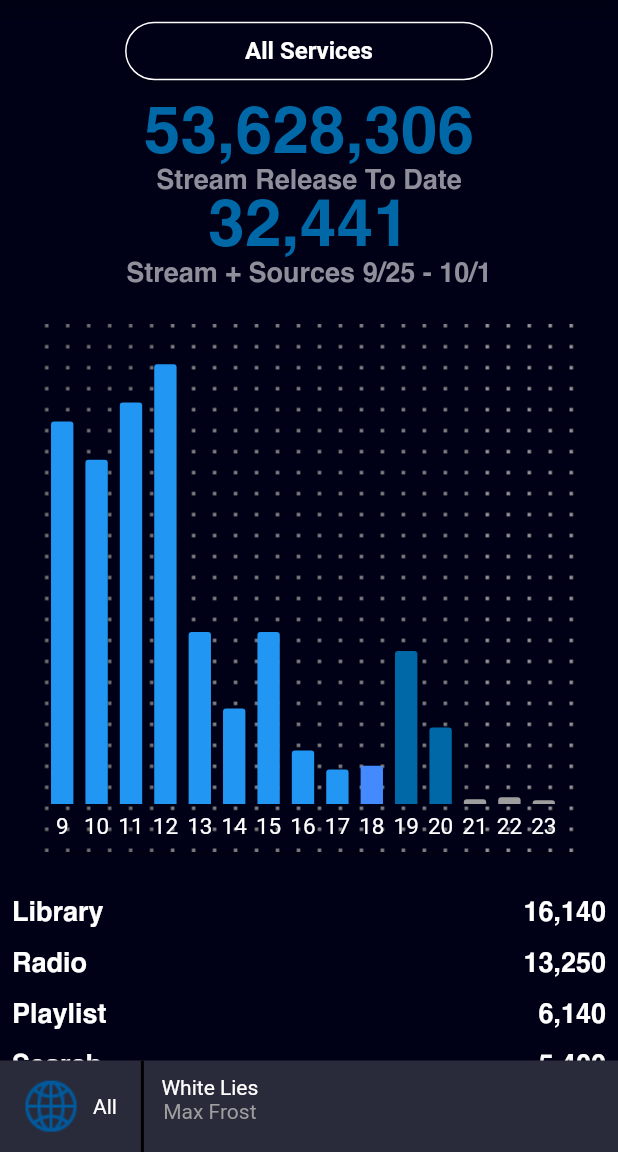
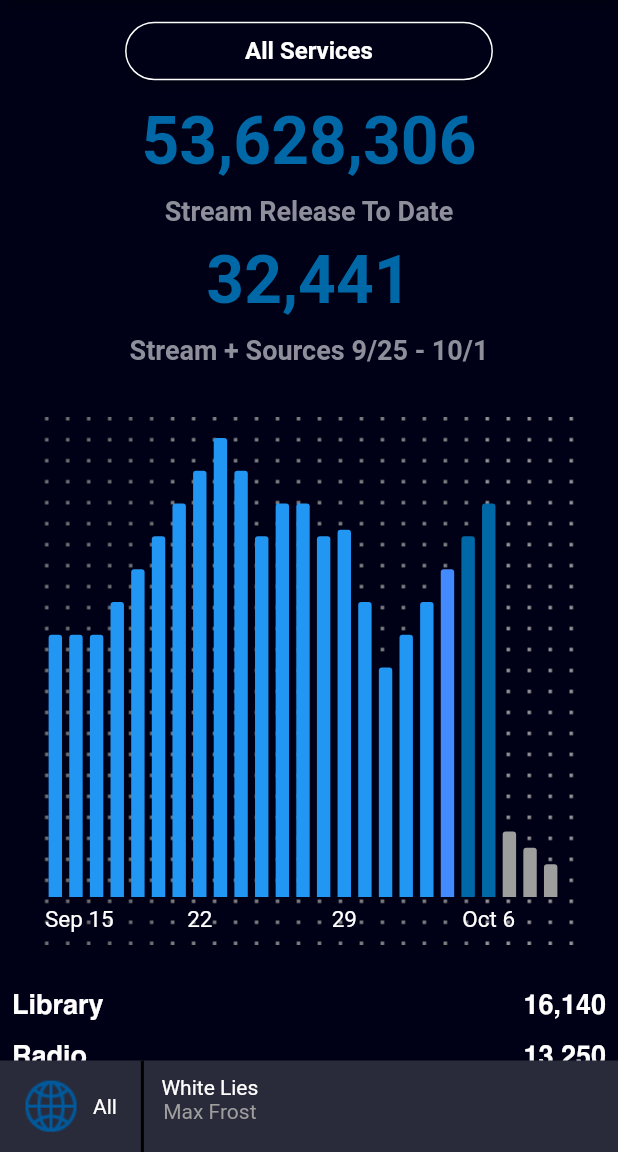
Before and after one commit to rs00332862/WMG_Demo, a Flutter app: the screen it shows after launch, on a phone screen of 412 x 824 dp, the part 84-1236 px from its top. Run offline on Flutter 3.47's test engine with Material 2 defaults, Android fonts, the phone set to English and light mode, and no system bars; our stand-ins replace charts_flutter, page_transition.

Commit message:
Added new time chart graph modifed issue with back button

```diff
--- a/lib/constant.dart
+++ b/lib/constant.dart
@@ -38,7 +38,7 @@ const kCompleteProfileMessage =
 
 TextStyle kBlueBoldTextStyle() {
   return TextStyle(
-    fontFamily: 'Helvetica',
+    fontFamily: 'Roboto',
     color: kBlueBoldText,
     fontSize: 44.0,
     fontWeight: FontWeight.w600,
@@ -47,7 +47,7 @@ TextStyle kBlueBoldTextStyle() {
 
 TextStyle grayBoldTextStyle() {
   return TextStyle(
-    fontFamily: 'Helvetica',
+    fontFamily: 'Roboto',
     color: kGrayBoldText,
     fontSize: 18.0,
     fontWeight: FontWeight.w600,
--- a/lib/country_list_screen.dart
+++ b/lib/country_list_screen.dart
@@ -201,6 +201,7 @@ class ListSearchState extends State<ListSearch> {
                         itemSelected = index;
                       });
                       //buttonTapped();
+                      print(newDataList[index].code);
                       widget.resetIndex(newDataList[index]);
                     },
                   );
--- /dev/null
+++ b/lib/sample_chart.dart
@@ -0,0 +1,83 @@
+/// Example of a time series chart using a bar renderer.
+import 'package:charts_flutter/flutter.dart' as charts;
+import 'package:flutter/material.dart';
+
+class TimeSeriesBar extends StatelessWidget {
+  final List<charts.Series<TimeSeriesSales, DateTime>> seriesList;
+  final bool animate;
+
+  TimeSeriesBar(this.seriesList, {this.animate});
+
+  /// Creates a [TimeSeriesChart] with sample data and no transition.
+  factory TimeSeriesBar.withSampleData() {
+    return new TimeSeriesBar(
+      _createSampleData(),
+      // Disable animations for image tests.
+      animate: false,
+    );
+  }
+
+
+  @override
+  Widget build(BuildContext context) {
+    return new charts.TimeSeriesChart(
+      seriesList,
+      animate: animate,
+      // Set the default renderer to a bar renderer.
+      // This can also be one of the custom renderers of the time series chart.
+      defaultRenderer: new charts.BarRendererConfig<DateTime>(),
+      // It is recommended that default interactions be turned off if using bar
+      // renderer, because the line point highlighter is the default for time
+      // series chart.
+      defaultInteractions: false,
+      // If default interactions were removed, optionally add select nearest
+      // and the domain highlighter that are typical for bar charts.
+      behaviors: [new charts.SelectNearest(), new charts.DomainHighlighter()],
+    );
+  }
+
+  /// Create one series with sample hard coded data.
+  static List<charts.Series<TimeSeriesSales, DateTime>> _createSampleData() {
+    final data = [
+      new TimeSeriesSales(new DateTime(2017, 9, 1), 5),
+      new TimeSeriesSales(new DateTime(2017, 9, 2), 5),
+      new TimeSeriesSales(new DateTime(2017, 9, 3), 25),
+      new TimeSeriesSales(new DateTime(2017, 9, 4), 100),
+      new TimeSeriesSales(new DateTime(2017, 9, 5), 75),
+      new TimeSeriesSales(new DateTime(2017, 9, 6), 88),
+      new TimeSeriesSales(new DateTime(2017, 9, 7), 65),
+      new TimeSeriesSales(new DateTime(2017, 9, 8), 91),
+      new TimeSeriesSales(new DateTime(2017, 9, 9), 100),
+      new TimeSeriesSales(new DateTime(2017, 9, 10), 111),
+      new TimeSeriesSales(new DateTime(2017, 9, 11), 90),
+      new TimeSeriesSales(new DateTime(2017, 9, 12), 50),
+      new TimeSeriesSales(new DateTime(2017, 9, 13), 40),
+      new TimeSeriesSales(new DateTime(2017, 9, 14), 30),
+      new TimeSeriesSales(new DateTime(2017, 9, 15), 40),
+      new TimeSeriesSales(new DateTime(2017, 9, 16), 50),
+      new TimeSeriesSales(new DateTime(2017, 9, 17), 30),
+      new TimeSeriesSales(new DateTime(2017, 9, 18), 35),
+      new TimeSeriesSales(new DateTime(2017, 9, 19), 40),
+      new TimeSeriesSales(new DateTime(2017, 9, 20), 32),
+      new TimeSeriesSales(new DateTime(2017, 9, 21), 31),
+    ];
+
+    return [
+      new charts.Series<TimeSeriesSales, DateTime>(
+        id: 'Sales',
+        colorFn: (_, __) => charts.MaterialPalette.blue.shadeDefault,
+        domainFn: (TimeSeriesSales sales, _) => sales.time,
+        measureFn: (TimeSeriesSales sales, _) => sales.sales,
+        data: data,
+      )
+    ];
+  }
+}
+
+/// Sample time series data type.
+class TimeSeriesSales {
+  final DateTime time;
+  final int sales;
+
+  TimeSeriesSales(this.time, this.sales);
+}
--- a/lib/stream_charts.dart
+++ b/lib/stream_charts.dart
@@ -11,13 +11,14 @@ class StreamCharts extends StatelessWidget {
   @override
   Widget build(BuildContext context) {
 
-    List<chart.Series<StreamTracker, String>> streams = [
+    List<chart.Series<StreamTracker, DateTime>> streams = [
       chart.Series(
-        id: "Streams",
+        id: "Sales",
         data: data,
-        domainFn: (StreamTracker stream, _) => stream.day,
+        domainFn: (StreamTracker stream, _) => stream.time,
         measureFn: (StreamTracker stream, _) => stream.stream,
         colorFn: (StreamTracker stream, _) => stream.barColor,
+        //colorFn: (_, __) => chart.MaterialPalette.blue.shadeDefault,
       )
     ];
     return Container(
@@ -37,10 +38,53 @@ class StreamCharts extends StatelessWidget {
           ),
           child: Column(
             children: [
-              Expanded(child:
-              chart.BarChart(
+              Expanded(
+                  child:chart.TimeSeriesChart(
+                    streams,
+                    animate: true,
+                    // Set the default renderer to a bar renderer.
+                    // This can also be one of the custom renderers of the time series chart.
+                    defaultRenderer: chart.BarRendererConfig<DateTime>(),
+                    // It is recommended that default interactions be turned off if using bar
+                    // renderer, because the line point highlighter is the default for time
+                    // series chart.
+                    defaultInteractions: false,
+                    // If default interactions were removed, optionally add select nearest
+                    // and the domain highlighter that are typical for bar charts.
+                    behaviors: [chart.SelectNearest(), chart.DomainHighlighter()],
+                    domainAxis: chart.DateTimeAxisSpec(
+                      tickProviderSpec: chart.DayTickProviderSpec(increments: [7]),
+                      showAxisLine: false,
+                      tickFormatterSpec: chart.AutoDateTimeTickFormatterSpec(
+                        day: chart.TimeFormatterSpec(
+                          format: 'd', transitionFormat: 'MM/dd'
+                        )
+                      ),
+                      renderSpec: chart.SmallTickRendererSpec(
+                          minimumPaddingBetweenLabelsPx: 0,
+                          labelStyle: chart.TextStyleSpec(
+                            color: chart.MaterialPalette.white,
+                            fontSize: 15,
+                          )
+                      ),
+                    ),
+                    primaryMeasureAxis: chart.NumericAxisSpec(renderSpec: chart.NoneRenderSpec()),
+                  ),
+              ),
+            ],
+          ),
+        ),
+      ),
+    );
+  }
+}
+/*
+* chart.TimeSeriesChart(
                 streams,
                 animate: true,
+                defaultRenderer: chart.BarRendererConfig<DateTime>(),
+                defaultInteractions: false,
+                behaviors: [new chart.SelectNearest(), new chart.DomainHighlighter()],
                 domainAxis: chart.OrdinalAxisSpec(
                   showAxisLine: false,
                   renderSpec: chart.SmallTickRendererSpec(
@@ -48,18 +92,12 @@ class StreamCharts extends StatelessWidget {
 
                       labelStyle: chart.TextStyleSpec(
                         color: chart.MaterialPalette.white,
-                        fontSize: 15,
+                        fontSize: 14,
                       )
                   ),
                 ),
                 primaryMeasureAxis: chart.NumericAxisSpec(renderSpec: chart.NoneRenderSpec()),
 
               ),
-              )
-            ],
-          ),
-        ),
-      ),
-    );
-  }
-}
+*
+* */
--- a/lib/stream_tracker.dart
+++ b/lib/stream_tracker.dart
@@ -1,10 +1,9 @@
 import 'package:charts_flutter/flutter.dart' as chart;
-import 'package:flutter/foundation.dart';
 
 class StreamTracker{
-  final String day;
+  final DateTime time;
   final int stream;
   final chart.Color barColor;
 
-  StreamTracker({this.day,this.stream,this.barColor});
+  StreamTracker({this.time,this.stream,this.barColor});
 }
--- a/lib/tab_bar_container.dart
+++ b/lib/tab_bar_container.dart
@@ -13,7 +13,8 @@ class TabBarContainer extends StatefulWidget {
 class _TabBarContainerState extends State<TabBarContainer>
     with SingleTickerProviderStateMixin {
   //AnimationController _controller;
-
+  String countyImageCode = 'globe';
+  String countyNameCode = 'All';
   int tabIndex = 1;
   //PageController _pageController;
 
@@ -24,12 +25,19 @@ class _TabBarContainerState extends State<TabBarContainer>
     //_controller = AnimationController(vsync: this);
     super.initState();
     //_pageController = PageController();
+
     listScreens = [
       CountryListScreen(resetIndex: (Country country){
         setState(() {
           tabIndex = 1;
         });
-        print('tabIndex called');
+        if (country.name == 'All Countries') {
+          countyImageCode = 'globe';
+          countyNameCode = 'All';
+        } else {
+          countyImageCode = country.code;
+          countyNameCode = country.name;
+        }
       },),
       TrackStreaming(),
     ];
@@ -100,9 +108,9 @@ class _TabBarContainerState extends State<TabBarContainer>
                   },
                   child: Row(
                     children: [
-                      Image.asset('images/globe.png'),
+                      Image.asset('images/$countyImageCode.png'),
                       SizedBox(width: 10,),
-                      Text('All'),
+                      Text(countyNameCode),
                     ],
                   )
               ),
--- a/lib/track_streaming.dart
+++ b/lib/track_streaming.dart
@@ -15,78 +15,128 @@ String currentServiceValue;
 class _TrackStreamingState extends State<TrackStreaming> {
   final List<StreamTracker> data = [
     StreamTracker(
-      day: "9",
-      stream: 2000,
+      time: DateTime(2020, 9, 15),
+      stream: 80,
       barColor: chart.ColorUtil.fromDartColor(Colors.blue),
     ),
     StreamTracker(
-      day: "10",
-      stream: 1800,
+      time: DateTime(2020, 9, 16),
+      stream: 80,
       barColor: chart.ColorUtil.fromDartColor(Colors.blue),
     ),
     StreamTracker(
-      day: "11",
-      stream: 2100,
+      time: DateTime(2020, 9, 17),
+      stream: 80,
       barColor: chart.ColorUtil.fromDartColor(Colors.blue),
     ),
     StreamTracker(
-      day: "12",
-      stream: 2300,
+      time: DateTime(2020, 9, 18),
+      stream: 90,
       barColor: chart.ColorUtil.fromDartColor(Colors.blue),
     ),
     StreamTracker(
-      day: "13",
-      stream: 900,
+      time: DateTime(2020, 9, 19),
+      stream: 100,
       barColor: chart.ColorUtil.fromDartColor(Colors.blue),
     ),
     StreamTracker(
-      day: "14",
-      stream: 500,
+      time: DateTime(2020, 9, 20),
+      stream: 110,
       barColor: chart.ColorUtil.fromDartColor(Colors.blue),
     ),
     StreamTracker(
-      day: "15",
-      stream: 900,
+      time: DateTime(2020, 9, 21),
+      stream: 120,
       barColor: chart.ColorUtil.fromDartColor(Colors.blue),
     ),
     StreamTracker(
-      day: "16",
-      stream: 280,
+      time: DateTime(2020, 9, 22),
+      stream: 130,
       barColor: chart.ColorUtil.fromDartColor(Colors.blue),
     ),
     StreamTracker(
-      day: "17",
-      stream: 180,
+      time: DateTime(2020, 9, 23),
+      stream: 140,
       barColor: chart.ColorUtil.fromDartColor(Colors.blue),
     ),
     StreamTracker(
-      day: "18",
-      stream: 200,
+      time: DateTime(2020, 9, 24),
+      stream: 130,
+      barColor: chart.ColorUtil.fromDartColor(Colors.blue),
+    ),
+    StreamTracker(
+      time: DateTime(2020, 9, 25),
+      stream: 110,
+      barColor: chart.ColorUtil.fromDartColor(Colors.blue),
+    ),
+    StreamTracker(
+      time: DateTime(2020, 9, 26),
+      stream: 120,
+      barColor: chart.ColorUtil.fromDartColor(Colors.blue),
+    ),
+    StreamTracker(
+      time: DateTime(2020, 9, 27),
+      stream: 120,
+      barColor: chart.ColorUtil.fromDartColor(Colors.blue),
+    ),
+    StreamTracker(
+      time: DateTime(2020, 9, 28),
+      stream: 110,
+      barColor: chart.ColorUtil.fromDartColor(Colors.blue),
+    ),
+    StreamTracker(
+      time: DateTime(2020, 9, 29),
+      stream: 112,
+      barColor: chart.ColorUtil.fromDartColor(Colors.blue),
+    ),
+    StreamTracker(
+      time: DateTime(2020, 9, 30),
+      stream: 90,
+      barColor: chart.ColorUtil.fromDartColor(Colors.blue),
+    ),
+    StreamTracker(
+      time: DateTime(2020, 10, 1),
+      stream: 70,
+      barColor: chart.ColorUtil.fromDartColor(Colors.blue),
+    ),
+    StreamTracker(
+      time: DateTime(2020, 10, 2),
+      stream: 80,
+      barColor: chart.ColorUtil.fromDartColor(Colors.blue),
+    ),
+    StreamTracker(
+      time: DateTime(2020, 10, 3),
+      stream: 90,
+      barColor: chart.ColorUtil.fromDartColor(Colors.blue),
+    ),
+    StreamTracker(
+      time: DateTime(2020, 10, 4),
+      stream: 100,
       barColor: chart.ColorUtil.fromDartColor(Colors.blueAccent),
     ),
     StreamTracker(
-      day: "19",
-      stream: 800,
+      time: DateTime(2020, 10, 5),
+      stream: 110,
       barColor: chart.ColorUtil.fromDartColor(kBlueBoldText),
     ),
     StreamTracker(
-      day: "20",
-      stream: 400,
+      time: DateTime(2020, 10, 6),
+      stream: 120,
       barColor: chart.ColorUtil.fromDartColor(kBlueBoldText),
     ),
     StreamTracker(
-      day: "21",
-      stream: 25,
+      time: DateTime(2020, 10, 7),
+      stream: 20,
       barColor: chart.ColorUtil.fromDartColor(Colors.grey),
     ),
     StreamTracker(
-      day: "22",
-      stream: 35,
+      time: DateTime(2020, 10, 8),
+      stream: 15,
       barColor: chart.ColorUtil.fromDartColor(Colors.grey),
     ),
     StreamTracker(
-      day: "23",
-      stream: 20,
+      time: DateTime(2020, 10, 9),
+      stream: 10,
       barColor: chart.ColorUtil.fromDartColor(Colors.grey),
     ),
   ];
@@ -153,10 +203,6 @@ class _TrackStreamingState extends State<TrackStreaming> {
             height: 10.0,
           ),
           Flexible(
-            /*height: MediaQuery
-                .of(context)
-                .size
-                .height - 194 - 15,*/
             child: ListView(
               scrollDirection: Axis.vertical,
               shrinkWrap: true,
@@ -168,12 +214,18 @@ class _TrackStreamingState extends State<TrackStreaming> {
                     style: kBlueBoldTextStyle(),
                   ),
                 ),
+                SizedBox(
+                  height: 10.0,
+                ),
                 Container(
                   alignment: Alignment.center,
                   child: Text(
                     'Stream Release To Date',
                     style: grayBoldTextStyle(),
                   ),
+                ),
+                SizedBox(
+                  height: 10.0,
                 ),
                 Container(
                   alignment: Alignment.center,
@@ -182,12 +234,18 @@ class _TrackStreamingState extends State<TrackStreaming> {
                     style: kBlueBoldTextStyle(),
                   ),
                 ),
+                SizedBox(
+                  height: 10.0,
+                ),
                 Container(
                   alignment: Alignment.center,
                   child: Text(
                     'Stream + Sources 9/25 - 10/1',
                     style: grayBoldTextStyle(),
                   ),
+                ),
+                SizedBox(
+                  height: 10.0,
                 ),
                 Container(
                   alignment: Alignment.center,
```
